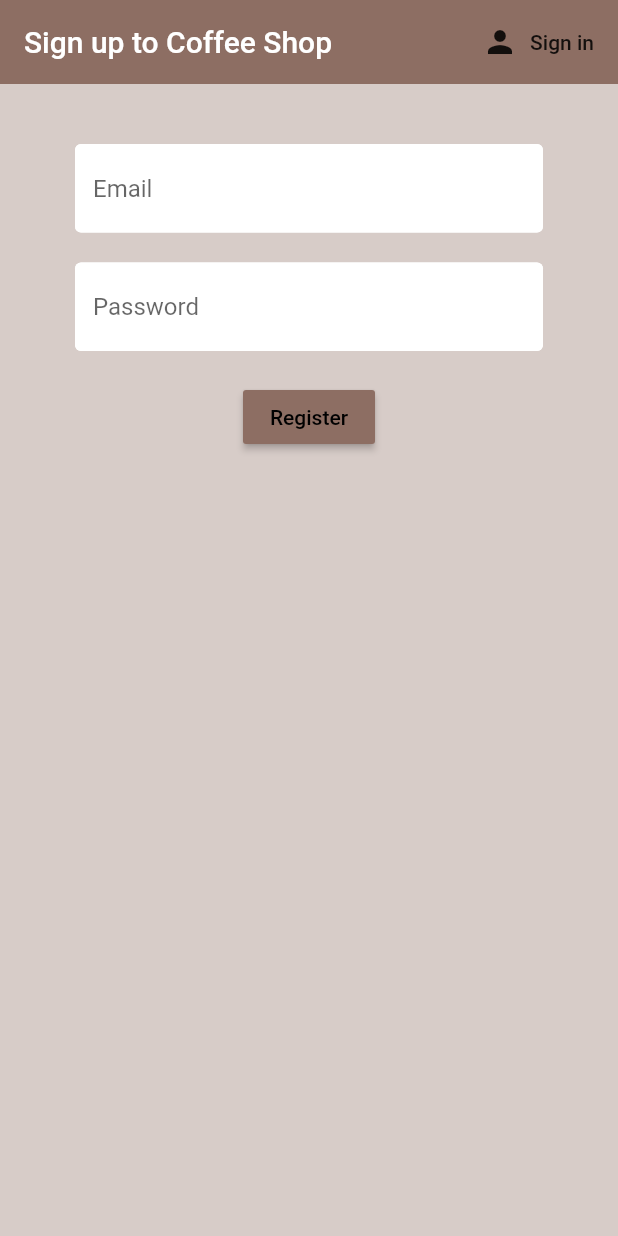
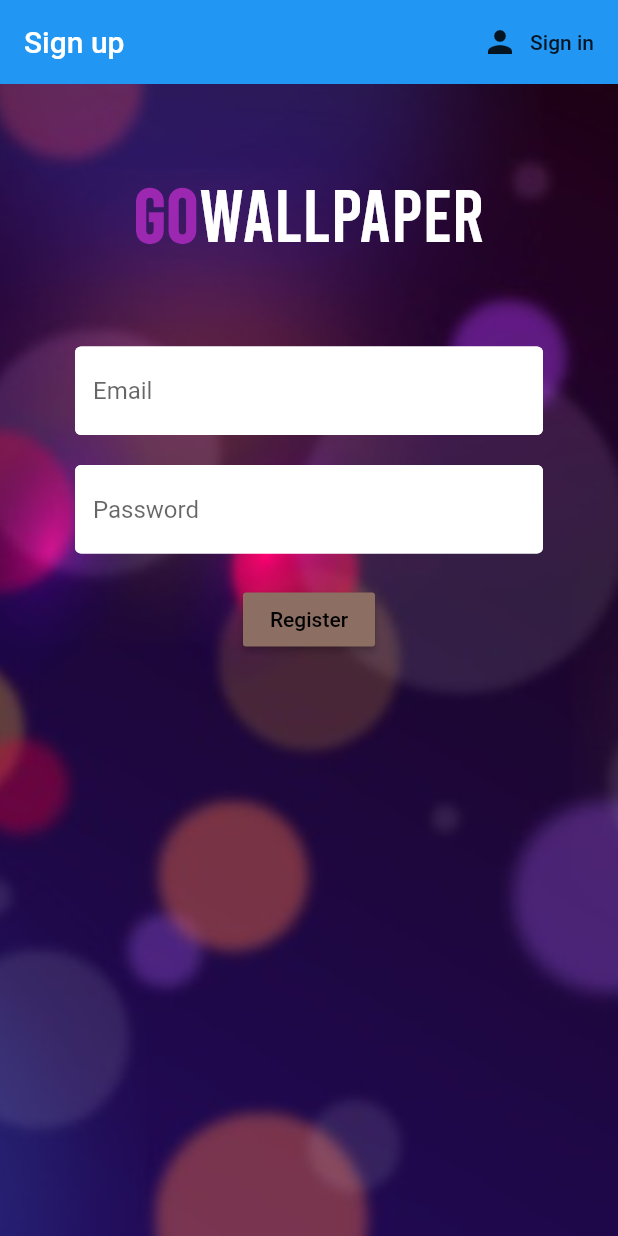
Before and after one commit to taufiqzaidong/GoWallpaper, a Flutter app: the screen it shows after launch, after a tap on "Sign in", after a tap on "Register", on a phone screen of 412 x 824 dp. Run offline on Flutter 3.47's test engine with Material 2 defaults, Android fonts, the phone set to English and light mode, and no system bars; our stand-ins replace firebase_auth, flutter_spinkit, google_fonts; accounts and stored records are empty.

Commit message:
login/register commit

```diff
--- a/lib/main.dart
+++ b/lib/main.dart
@@ -5,19 +5,23 @@ import 'package:gowallpaper/screens/home.dart';
 import 'package:gowallpaper/screens/wrapper.dart';
 import 'package:gowallpaper/models/user.dart';
 import 'package:gowallpaper/services/auth.dart';
-
+import 'package:google_fonts/google_fonts.dart';
 
 void main() => runApp(MyApp());
 
 class MyApp extends StatelessWidget {
   Widget build(BuildContext context) {
+    final textTheme = Theme.of(context).textTheme;
     return ChangeNotifierProvider<ThemeChanger>(
       create: (_) => ThemeChanger(ThemeData.light()),
       child: MaterialApp(
           title: 'GoWallpaper',
           theme: ThemeData(
-            primarySwatch: Colors.blue,
-          ),
+              primarySwatch: Colors.blue,
+              textTheme: GoogleFonts.latoTextTheme(textTheme).copyWith(
+                bodyText1:
+                    GoogleFonts.montserrat(textStyle: textTheme.bodyText1),
+              )),
           routes: {
             '/stream': (context) => Stream(),
           },
--- a/lib/screens/register.dart
+++ b/lib/screens/register.dart
@@ -26,11 +26,9 @@ class _RegisterState extends State<Register> {
         ? Loading()
         : Scaffold(
             resizeToAvoidBottomInset: false,
-            backgroundColor: Colors.brown[100],
             appBar: AppBar(
-              backgroundColor: Colors.brown[400],
               elevation: 0,
-              title: Text('Sign up to Coffee Shop'),
+              title: Text('Sign up'),
               actions: <Widget>[
                 FlatButton.icon(
                   icon: Icon(Icons.person),
@@ -40,12 +38,34 @@ class _RegisterState extends State<Register> {
               ],
             ),
             body: Container(
+                decoration: BoxDecoration(
+                    image: DecorationImage(
+                        image: AssetImage('assets/bg_auth.jpg'),
+                        fit: BoxFit.cover)),
                 padding: EdgeInsets.symmetric(vertical: 20, horizontal: 50),
                 child: Form(
                   key: _formKey,
                   child: Column(
                     children: <Widget>[
-                      SizedBox(height: 20),
+                      SizedBox(height: 35),
+                      RichText(
+                        text: TextSpan(children: <TextSpan>[
+                          TextSpan(
+                              text: "Go",
+                              style: TextStyle(
+                                  color: Colors.purple,
+                                  fontWeight: FontWeight.bold,
+                                  fontSize: 50,
+                                  fontFamily: 'Bebas')),
+                          TextSpan(
+                              text: "Wallpaper",
+                              style: TextStyle(
+                                  color: Colors.white,
+                                  fontSize: 50,
+                                  fontFamily: 'Bebas')),
+                        ]),
+                      ),
+                      SizedBox(height: 60),
                       TextFormField(
                         decoration:
                             textInputDecoration.copyWith(hintText: 'Email'),
--- a/lib/screens/sign_in.dart
+++ b/lib/screens/sign_in.dart
@@ -26,11 +26,9 @@ class _SignInState extends State<SignIn> {
         ? Loading()
         : Scaffold(
             resizeToAvoidBottomInset: false,
-            backgroundColor: Colors.brown[100],
             appBar: AppBar(
-              backgroundColor: Colors.brown[400],
               elevation: 0,
-              title: Text('Log in to Coffee Shop'),
+              title: Text('Log in'),
               actions: <Widget>[
                 FlatButton.icon(
                   icon: Icon(Icons.person),
@@ -40,12 +38,34 @@ class _SignInState extends State<SignIn> {
               ],
             ),
             body: Container(
+                decoration: BoxDecoration(
+                    image: DecorationImage(
+                        image: AssetImage('assets/bg_auth.jpg'),
+                        fit: BoxFit.cover)),
                 padding: EdgeInsets.symmetric(vertical: 20.0, horizontal: 50.0),
                 child: Form(
                   key: _formKey,
                   child: Column(
                     children: <Widget>[
-                      SizedBox(height: 20),
+                      SizedBox(height: 35),
+                      RichText(
+                        text: TextSpan(children: <TextSpan>[
+                          TextSpan(
+                              text: "Go",
+                              style: TextStyle(
+                                  color: Colors.purple,
+                                  fontWeight: FontWeight.bold,
+                                  fontSize: 50,
+                                  fontFamily: 'Bebas')),
+                          TextSpan(
+                              text: "Wallpaper",
+                              style: TextStyle(
+                                  color: Colors.white,
+                                  fontSize: 50,
+                                  fontFamily: 'Bebas')),
+                        ]),
+                      ),
+                      SizedBox(height: 60),
                       TextFormField(
                         decoration:
                             textInputDecoration.copyWith(hintText: 'Email'),
--- a/lib/shared/constants.dart
+++ b/lib/shared/constants.dart
@@ -7,3 +7,6 @@ const textInputDecoration = InputDecoration(
         borderSide: BorderSide(color: Colors.white, width: 2)),
     focusedBorder: OutlineInputBorder(
         borderSide: BorderSide(color: Colors.grey, width: 2)));
+
+const kPrimaryColor = Color(0xFF6F35A5);
+const kPrimaryLightColor = Color(0xFFF1E6FF);
--- a/pubspec.yaml
+++ b/pubspec.yaml
@@ -32,6 +32,7 @@ dependencies:
   flutter_spinkit: ^4.1.2+1
   firebase_auth: ^0.14.0+5
   cloud_firestore: ^0.12.9+4
+  google_fonts: ^0.3.5
 
 dev_dependencies:
   flutter_test:
@@ -49,9 +50,8 @@ flutter:
   uses-material-design: true
 
   # To add assets to your application, add an assets section, like this:
-  # assets:
-  #   - images/a_dot_burr.jpeg
-  #   - images/a_dot_ham.jpeg
+  assets:
+    - assets/
 
   # An image asset can refer to one or more resolution-specific "variants", see
   # https://flutter.dev/assets-and-images/#resolution-aware.
```
Also changed, not shown: assets/bg_auth.jpg (added), pubspec.lock.
